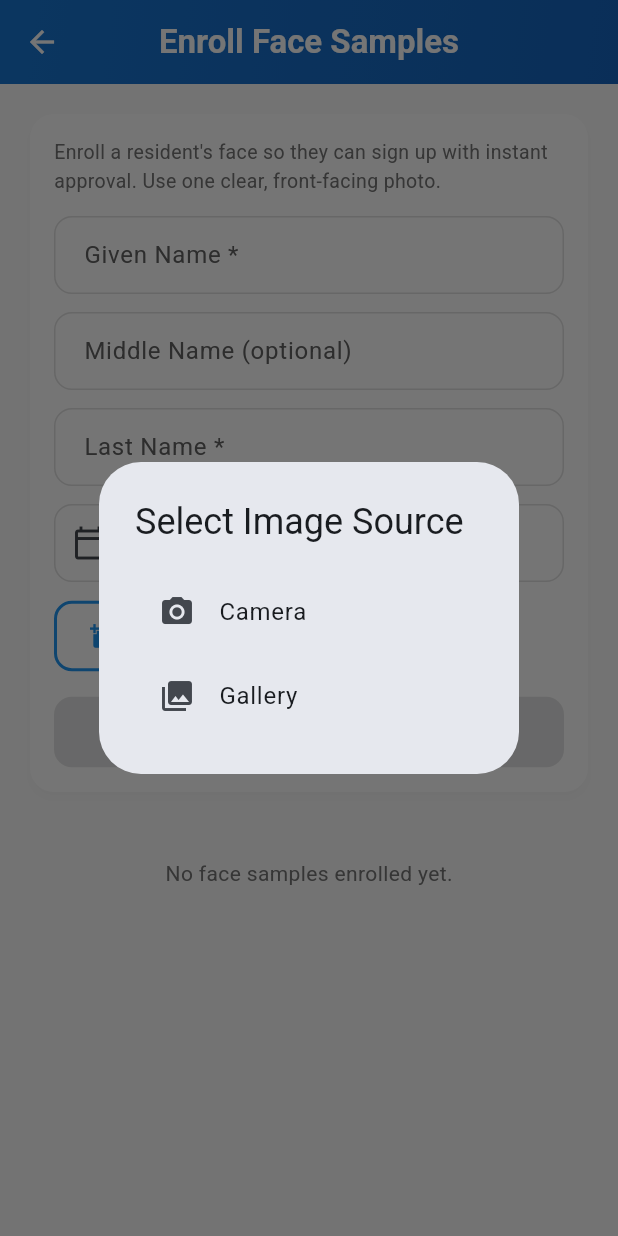
After one commit to fr4pp3r/guin_app2, a Flutter app: the FaceEnrollmentScreen screen opened directly, after a tap on "Choose photo", on a phone screen of 412 x 824 dp. The commit adds this screen. Run offline on Flutter 3.47's test engine with Material 3 defaults, Android fonts, the phone set to English and light mode, and no system bars; our stand-ins replace cached_network_image, camera, connectivity_plus, file_picker, firebase_core, firebase_messaging and 15 more; missing offline and left inert: face_detection_tflite, flutter_litert, mobile_scanner, no_screenshot, pdfrx; accounts and stored records are empty; generated files the repository leaves out were written again; network calls fail.

Commit message:
feat(admin): face sample enrollment screen

```diff
--- a/lib/l10n/app_ceb.arb
+++ b/lib/l10n/app_ceb.arb
@@ -1134,6 +1134,26 @@
   "verifyResidencyReviewProofDate": "Gipanghatag",
   "verifyResidencyReviewProofNotes": "Mga nota",
   "verifyResidencyReviewViewProof": "Tan-ay ang pananglitan",
+  "faceEnrollTitle": "Pagparehistro sa Nawong",
+  "faceEnrollDesktopNotice": "Ang pagparehistro sa nawong nanginahanglan og mobile app.",
+  "faceEnrollIntro": "I-rehistro ang nawong sa residente aron makapag-sign up sila og instant approval. Gamita ang usa ka klaro nga litrato nga nakatutok ang nawong.",
+  "faceEnrollPickPhoto": "Pilia ang litrato",
+  "faceEnrollPhotoChosen": "Andam na ang litrato",
+  "faceEnrollNoFace": "Walay nakitang magamit nga nawong sa maong litrato. Gamita ang usa ka klaro nga litrato nga nakatutok ang nawong.",
+  "faceEnrollEnroll": "I-rehistro ang nawong",
+  "faceEnrollEnrolling": "Nagparehistro…",
+  "faceEnrollSuccess": "Narehistro na ang sample sa nawong.",
+  "faceEnrollFailed": "Wala marehistro ang sample sa nawong. Susiha ang koneksyon ug sulayi pag-usab.",
+  "faceEnrollEmpty": "Wala pa pay narehistro nga sample sa nawong.",
+  "faceEnrollDeleteTitle": "Tangtangon ang sample sa nawong?",
+  "faceEnrollDeleteMessage": "Dili na makapag-sign up ang residente og instant approval.",
+  "faceEnrollDeleteSuccess": "Natangtang na ang sample sa nawong.",
+  "faceGateBlockedTitle": "Wala maila ang nawong",
+  "faceGateBlockedBody": "Wala namo ma-match ang imong nawong sa mga rekord sa barangay alang niini nga ngalan. Dili mahimong mag-sign up kung walay match. Palihug adto sa barangay office aron ma-rehistro ang imong nawong.",
+  "faceGateScanFailed": "Napakyas ang face scan. Palihug sulayi pag-usab.",
+  "faceGateSelfieRequired": "Kinahanglan og live nga face scan aron makapag-sign up.",
+  "faceGateConsent": "Ang imong face scan itandi sa mga rekord sa barangay aron mapamatud-an ang imong pagkaila.",
+  "faceGateApproved": "Naaprubahan ang pagparehistro. Malipayong pag-abot!",
   "verifyResidencyReviewNoNotes": "Walay nota",
   "verifyResidencyReviewConfirmed": "Na-confirm ang pananglitan — gihimo og Poblacion residente ang user",
   "verifyResidencyReviewRejected": "Na-reject ang pananglitan — mobalhin og dili nakumpirma ang user"
--- a/lib/l10n/app_en.arb
+++ b/lib/l10n/app_en.arb
@@ -2050,6 +2050,26 @@
   "verifyResidencyReviewProofDate": "Submitted",
   "verifyResidencyReviewProofNotes": "Notes",
   "verifyResidencyReviewViewProof": "View proof",
+  "faceEnrollTitle": "Enroll Face Samples",
+  "faceEnrollDesktopNotice": "Face enrollment requires the mobile app.",
+  "faceEnrollIntro": "Enroll a resident's face so they can sign up with instant approval. Use one clear, front-facing photo.",
+  "faceEnrollPickPhoto": "Choose photo",
+  "faceEnrollPhotoChosen": "Photo ready",
+  "faceEnrollNoFace": "No usable face found in that photo. Use one clear, front-facing photo.",
+  "faceEnrollEnroll": "Enroll face",
+  "faceEnrollEnrolling": "Enrolling…",
+  "faceEnrollSuccess": "Face sample enrolled.",
+  "faceEnrollFailed": "Could not enroll the face sample. Check your connection and try again.",
+  "faceEnrollEmpty": "No face samples enrolled yet.",
+  "faceEnrollDeleteTitle": "Delete face sample?",
+  "faceEnrollDeleteMessage": "The resident will no longer be able to sign up with instant approval.",
+  "faceEnrollDeleteSuccess": "Face sample deleted.",
+  "faceGateBlockedTitle": "Face not recognized",
+  "faceGateBlockedBody": "We could not match your face to the barangay records for this name. Sign-up is not possible without a match. Please visit the barangay office to have your face enrolled.",
+  "faceGateScanFailed": "Face scan failed. Please try again.",
+  "faceGateSelfieRequired": "A live face scan is required to sign up.",
+  "faceGateConsent": "Your face scan is compared against barangay records to verify your identity.",
+  "faceGateApproved": "Registration approved. Welcome!",
   "verifyResidencyReviewNoNotes": "No notes",
   "verifyResidencyReviewConfirmed": "Proof confirmed — user marked as Poblacion resident",
   "verifyResidencyReviewRejected": "Proof rejected — user remains unverified"
--- a/lib/l10n/app_fil.arb
+++ b/lib/l10n/app_fil.arb
@@ -1134,6 +1134,26 @@
   "verifyResidencyReviewProofDate": "Isinumite",
   "verifyResidencyReviewProofNotes": "Mga nota",
   "verifyResidencyReviewViewProof": "Tingnan ang patunay",
+  "faceEnrollTitle": "Mag-enroll ng Sample ng Mukha",
+  "faceEnrollDesktopNotice": "Ang pag-enroll ng mukha ay nangangailangan ng mobile app.",
+  "faceEnrollIntro": "I-enroll ang mukha ng residente para makapag-sign up sila na may instant approval. Gumamit ng isang malinaw, nakaharap ang mukha na larawan.",
+  "faceEnrollPickPhoto": "Pumili ng larawan",
+  "faceEnrollPhotoChosen": "Handa na ang larawan",
+  "faceEnrollNoFace": "Walang nakitang magamit na mukha sa larawang iyon. Gumamit ng isang malinaw, nakaharap ang mukha na larawan.",
+  "faceEnrollEnroll": "I-enroll ang mukha",
+  "faceEnrollEnrolling": "Nag-e-enroll…",
+  "faceEnrollSuccess": "Naka-enroll na ang sample ng mukha.",
+  "faceEnrollFailed": "Hindi ma-enroll ang sample ng mukha. Suriin ang koneksyon at subukan ulit.",
+  "faceEnrollEmpty": "Wala pang naka-enroll na sample ng mukha.",
+  "faceEnrollDeleteTitle": "Burahin ang sample ng mukha?",
+  "faceEnrollDeleteMessage": "Hindi na makakapag-sign up ang residente nang may instant approval.",
+  "faceEnrollDeleteSuccess": "Nabura na ang sample ng mukha.",
+  "faceGateBlockedTitle": "Hindi nakilala ang mukha",
+  "faceGateBlockedBody": "Hindi namin ma-match ang iyong mukha sa mga rekord ng barangay para sa pangalang ito. Hindi posibleng mag-sign up nang walang match. Mangyaring pumunta sa barangay office para ma-enroll ang iyong mukha.",
+  "faceGateScanFailed": "Nabigo ang face scan. Pakisubukan muli.",
+  "faceGateSelfieRequired": "Kailangan ng live na face scan para makapag-sign up.",
+  "faceGateConsent": "Ang iyong face scan ay ikukumpara sa mga rekord ng barangay para makumpirma ang iyong pagkakakilanlan.",
+  "faceGateApproved": "Aprubado ang pagparehistro. Maligayang pagdating!",
   "verifyResidencyReviewNoNotes": "Walang nota",
   "verifyResidencyReviewConfirmed": "Nakumpirma ang patunay — itinalaga ang user bilang Poblacion residente",
   "verifyResidencyReviewRejected": "Nai-reject ang patunay — mananatiling hindi nakumpirma ang user"
--- /dev/null
+++ b/lib/screens/admin/face_enrollment_screen.dart
@@ -0,0 +1,440 @@
+import 'dart:io';
+
+import 'package:flutter/foundation.dart';
+import 'package:flutter/material.dart';
+import 'package:image_picker/image_picker.dart';
+
+import 'package:guin_app/l10n/generated/app_localizations.dart';
+import 'package:guin_app/models/face_gate.dart';
+import 'package:guin_app/services/face_gate_service.dart';
+import 'package:guin_app/utils/constants.dart';
+import 'package:guin_app/utils/helpers.dart';
+
+/// Officials-only enrollment UI for the face gate: enroll a resident's face
+/// sample so their sign-up can be auto-approved by face match.
+class FaceEnrollmentScreen extends StatefulWidget {
+  const FaceEnrollmentScreen({super.key});
+
+  @override
+  State<FaceEnrollmentScreen> createState() => _FaceEnrollmentScreenState();
+}
+
+class _FaceEnrollmentScreenState extends State<FaceEnrollmentScreen> {
+  final _formKey = GlobalKey<FormState>();
+  final _givenNameController = TextEditingController();
+  final _middleNameController = TextEditingController();
+  final _lastNameController = TextEditingController();
+  final _imagePicker = ImagePicker();
+  final _faceGateService = FaceGateService();
+
+  DateTime? _dob;
+  File? _photo;
+  bool _enrolling = false;
+  List<FaceEnrollment> _enrollments = [];
+  bool _loadingList = true;
+
+  /// On-device embedding is native-only (same guard as FaceGateService).
+  bool get _unsupportedPlatform =>
+      kIsWeb ||
+      (defaultTargetPlatform != TargetPlatform.android &&
+          defaultTargetPlatform != TargetPlatform.iOS);
+
+  @override
+  void initState() {
+    super.initState();
+    if (!_unsupportedPlatform) _loadEnrollments();
+  }
+
+  @override
+  void dispose() {
+    _givenNameController.dispose();
+    _middleNameController.dispose();
+    _lastNameController.dispose();
+    super.dispose();
+  }
+
+  Future<void> _loadEnrollments() async {
+    final list = await _faceGateService.listEnrollments();
+    if (!mounted) return;
+    setState(() {
+      _enrollments = list;
+      _loadingList = false;
+    });
+  }
+
+  Future<ImageSource?> _showImageSourceDialog() async {
+    final l10n = AppLocalizations.of(context);
+    return showDialog<ImageSource>(
+      context: context,
+      builder: (ctx) => AlertDialog(
+        title: Text(l10n.authSelectImageSource),
+        content: Column(
+          mainAxisSize: MainAxisSize.min,
+          children: [
+            ListTile(
+              leading: const Icon(Icons.camera_alt),
+              title: Text(l10n.authCameraOption),
+              onTap: () => Navigator.pop(ctx, ImageSource.camera),
+            ),
+            ListTile(
+              leading: const Icon(Icons.photo_library),
+              title: Text(l10n.authGalleryOption),
+              onTap: () => Navigator.pop(ctx, ImageSource.gallery),
+            ),
+          ],
+        ),
+      ),
+    );
+  }
+
+  Future<void> _pickPhoto() async {
+    try {
+      final source = await _showImageSourceDialog();
+      if (source == null) return;
+      final picked = await _imagePicker.pickImage(
+        source: source,
+        maxWidth: 800,
+        maxHeight: 800,
+        imageQuality: 85,
+      );
+      if (picked != null) setState(() => _photo = File(picked.path));
+    } catch (_) {
+      if (mounted) {
+        Helpers.showErrorSnackBar(
+          context,
+          AppLocalizations.of(context).authFailedPickImage,
+        );
+      }
+    }
+  }
+
+  Future<void> _pickDob() async {
+    final picked = await showDatePicker(
+      context: context,
+      initialDate: _dob ?? DateTime(2000),
+      firstDate: DateTime(1900),
+      lastDate: DateTime.now(),
+    );
+    if (picked != null) setState(() => _dob = picked);
+  }
+
+  Future<void> _enroll() async {
+    final l10n = AppLocalizations.of(context);
+    if (!(_formKey.currentState?.validate() ?? false)) return;
+    final dob = _dob;
+    final photo = _photo;
+    if (dob == null) {
+      Helpers.showErrorSnackBar(context, l10n.reqDocPleaseSelectBirthDate);
+      return;
+    }
+    if (photo == null) return;
+    setState(() => _enrolling = true);
+    final embedding = await _faceGateService.embedFromFile(photo);
+    if (!mounted) return;
+    if (embedding == null) {
+      setState(() => _enrolling = false);
+      Helpers.showErrorSnackBar(context, l10n.faceEnrollNoFace);
+      return;
+    }
+    final ok = await _faceGateService.enroll(
+      givenName: _givenNameController.text,
+      middleName: _middleNameController.text,
+      lastName: _lastNameController.text,
+      dob: dob,
+      photo: photo,
+      embedding: embedding,
+    );
+    if (!mounted) return;
+    setState(() {
+      _enrolling = false;
+      if (ok) _photo = null;
+    });
+    if (ok) {
+      Helpers.showSuccessSnackBar(context, l10n.faceEnrollSuccess);
+      await _loadEnrollments();
+    } else {
+      Helpers.showErrorSnackBar(context, l10n.faceEnrollFailed);
+    }
+  }
+
+  Future<void> _deleteEnrollment(FaceEnrollment enrollment) async {
+    final l10n = AppLocalizations.of(context);
+    final confirm = await Helpers.showConfirmDialog(
+      context,
+      title: l10n.faceEnrollDeleteTitle,
+      message: l10n.faceEnrollDeleteMessage,
+    );
+    if (!confirm || !mounted) return;
+    final ok = await _faceGateService.deleteEnrollment(enrollment.id);
+    if (!mounted) return;
+    if (ok) {
+      Helpers.showSuccessSnackBar(context, l10n.faceEnrollDeleteSuccess);
+      await _loadEnrollments();
+    } else {
+      Helpers.showErrorSnackBar(context, l10n.utilErrorGeneric);
+    }
+  }
+
+  // ── Build ───────────────────────────────────────────────────────────────
+
+  @override
+  Widget build(BuildContext context) {
+    final l10n = AppLocalizations.of(context);
+    return Scaffold(
+      backgroundColor: Colors.grey[50],
+      appBar: AppBar(
+        elevation: 0,
+        title: Text(
+          l10n.faceEnrollTitle,
+          style: const TextStyle(fontWeight: FontWeight.w600),
+        ),
+        flexibleSpace: Container(
+          decoration: const BoxDecoration(
+            gradient: LinearGradient(
+              colors: [Color(0xFF1976D2), Color(0xFF1565C0)],
+              begin: Alignment.topLeft,
+              end: Alignment.bottomRight,
+            ),
+          ),
+        ),
+      ),
+      body: _unsupportedPlatform
+          ? Center(
+              child: Padding(
+                padding: const EdgeInsets.all(24),
+                child: Text(
+                  l10n.faceEnrollDesktopNotice,
+                  textAlign: TextAlign.center,
+                  style: const TextStyle(
+                    color: AppColors.textSecondary,
+                    fontSize: 15,
+                  ),
+                ),
+              ),
+            )
+          : ListView(
+              padding: const EdgeInsets.fromLTRB(16, 16, 16, 24),
+              children: [
+                _buildFormCard(l10n),
+                const SizedBox(height: 16),
+                ..._buildEnrollmentList(l10n),
+              ],
+            ),
+    );
+  }
+
+  Widget _buildFormCard(AppLocalizations l10n) {
+    return Card(
+      elevation: 2,
+      shadowColor: Colors.black.withValues(alpha: 0.07),
+      clipBehavior: Clip.antiAlias,
+      shape: RoundedRectangleBorder(borderRadius: BorderRadius.circular(16)),
+      child: Padding(
+        padding: const EdgeInsets.all(16),
+        child: Form(
+          key: _formKey,
+          child: Column(
+            crossAxisAlignment: CrossAxisAlignment.start,
+            children: [
+              Text(
+                l10n.faceEnrollIntro,
+                style: const TextStyle(
+                  fontSize: 13,
+                  color: AppColors.textSecondary,
+                ),
+              ),
+              const SizedBox(height: 14),
+              _nameField(
+                controller: _givenNameController,
+                label: l10n.authGivenNameLabel,
+                validator: l10n.authGivenNameRequired,
+              ),
+              const SizedBox(height: 12),
+              _nameField(
+                controller: _middleNameController,
+                label: l10n.authMiddleNameLabel,
+              ),
+              const SizedBox(height: 12),
+              _nameField(
+                controller: _lastNameController,
+                label: l10n.authLastNameLabel,
+                validator: l10n.authLastNameRequired,
+              ),
+              const SizedBox(height: 12),
+              // Date of birth
+              GestureDetector(
+                onTap: _enrolling ? null : _pickDob,
+                child: AbsorbPointer(
+                  child: TextFormField(
+                    decoration: InputDecoration(
+                      labelText: _dob == null
+                          ? l10n.acreateDobTapToSelect
+                          : l10n.profileDateOfBirthSelected(
+                              Helpers.formatDate(_dob!),
+                            ),
+                      prefixIcon: const Icon(Icons.calendar_today_outlined),
+                      border: OutlineInputBorder(
+                        borderRadius: BorderRadius.circular(12),
+                      ),
+                    ),
+                  ),
+                ),
+              ),
+              const SizedBox(height: 12),
+              Row(
+                children: [
+                  OutlinedButton.icon(
+                    onPressed: _enrolling ? null : _pickPhoto,
+                    icon: const Icon(Icons.add_a_photo, size: 18),
+                    label: Text(l10n.faceEnrollPickPhoto),
+                  ),
+                  const SizedBox(width: 12),
+                  if (_photo != null) ...[
+                    ClipRRect(
+                      borderRadius: BorderRadius.circular(8),
+                      child: Image.file(
+                        _photo!,
+                        width: 44,
+                        height: 44,
+                        fit: BoxFit.cover,
+                      ),
+                    ),
+                    const SizedBox(width: 8),
+                    Expanded(
+                      child: Text(
+                        l10n.faceEnrollPhotoChosen,
+                        style: const TextStyle(
+                          fontSize: 12.5,
+                          color: AppColors.textSecondary,
+                        ),
+                      ),
+                    ),
+                  ],
+                ],
+              ),
+              const SizedBox(height: 16),
+              SizedBox(
+                width: double.infinity,
+                child: ElevatedButton.icon(
+                  onPressed: (_enrolling || _photo == null) ? null : _enroll,
+                  icon: _enrolling
+                      ? const SizedBox(
+                          width: 18,
+                          height: 18,
+                          child: CircularProgressIndicator(
+                            strokeWidth: 2,
+                            color: Colors.white,
+                          ),
+                        )
+                      : const Icon(Icons.face_retouching_natural),
+                  label: Text(
+                    _enrolling ? l10n.faceEnrollEnrolling : l10n.faceEnrollEnroll,
+                  ),
+                  style: ElevatedButton.styleFrom(
+                    backgroundColor: const Color(0xFF1976D2),
+                    foregroundColor: Colors.white,
+                    padding: const EdgeInsets.symmetric(vertical: 14),
+                    shape: RoundedRectangleBorder(
+                      borderRadius: BorderRadius.circular(12),
+                    ),
+                  ),
+                ),
+              ),
+            ],
+          ),
+        ),
+      ),
+    );
+  }
+
+  Widget _nameField({
+    required TextEditingController controller,
+    required String label,
+    String? validator,
+  }) {
+    return TextFormField(
+      controller: controller,
+      decoration: InputDecoration(
+        labelText: label,
+        border: OutlineInputBorder(borderRadius: BorderRadius.circular(12)),
+      ),
+      validator: validator == null
+          ? null
+          : (v) => (v == null || v.trim().isEmpty) ? validator : null,
+    );
+  }
+
+  List<Widget> _buildEnrollmentList(AppLocalizations l10n) {
+    if (_loadingList) {
+      return const [
+        Center(child: Padding(
+          padding: EdgeInsets.all(24),
+          child: CircularProgressIndicator(),
+        )),
+      ];
+    }
+    if (_enrollments.isEmpty) {
+      return [
+        Padding(
+          padding: const EdgeInsets.symmetric(vertical: 24),
+          child: Center(
+            child: Text(
+              l10n.faceEnrollEmpty,
+              style: TextStyle(color: Colors.grey[600], fontSize: 14),
+            ),
+          ),
+        ),
+      ];
+    }
+    return _enrollments.map(_buildEnrollmentTile).toList();
+  }
+
+  Widget _buildEnrollmentTile(FaceEnrollment enrollment) {
+    return Container(
+      margin: const EdgeInsets.only(bottom: 10),
+      child: Material(
+        color: Colors.white,
+        borderRadius: BorderRadius.circular(14),
+        elevation: 2,
+        shadowColor: Colors.black.withValues(alpha: 0.06),
+        child: ListTile(
+          contentPadding: const EdgeInsets.symmetric(
+            horizontal: 16,
+            vertical: 8,
+          ),
+          leading: CircleAvatar(
+            radius: 24,
+            backgroundColor: Colors.grey.shade200,
+            child: enrollment.photoUrl == null
+                ? const Icon(Icons.person)
+                : ClipOval(
+                    // Signed URLs expire after 1 hour — degrade to the icon.
+                    child: Image.network(
+                      enrollment.photoUrl!,
+                      width: 48,
+                      height: 48,
+                      fit: BoxFit.cover,
+                      errorBuilder: (_, _, _) => const Icon(Icons.person),
+                    ),
+                  ),
+          ),
+          title: Text(
+            enrollment.fullName,
+            style: const TextStyle(fontWeight: FontWeight.w600),
+          ),
+          subtitle: Text(
+            enrollment.dob,
+            style: const TextStyle(
+              fontSize: 12,
+              color: AppColors.textSecondary,
+            ),
+          ),
+          trailing: IconButton(
+            icon: const Icon(Icons.delete_outline, color: Colors.red),
+            onPressed: () => _deleteEnrollment(enrollment),
+          ),
+        ),
+      ),
+    );
+  }
+}
```
Also changed, not shown: lib/screens/admin/manage_users_screen.dart (+17 -0 lines).
